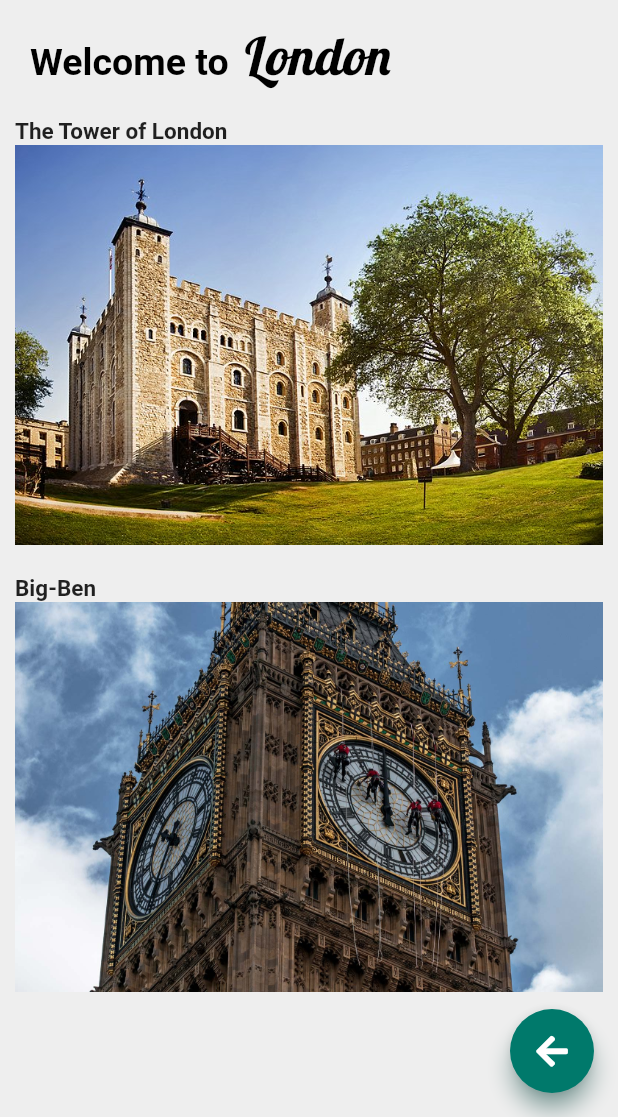
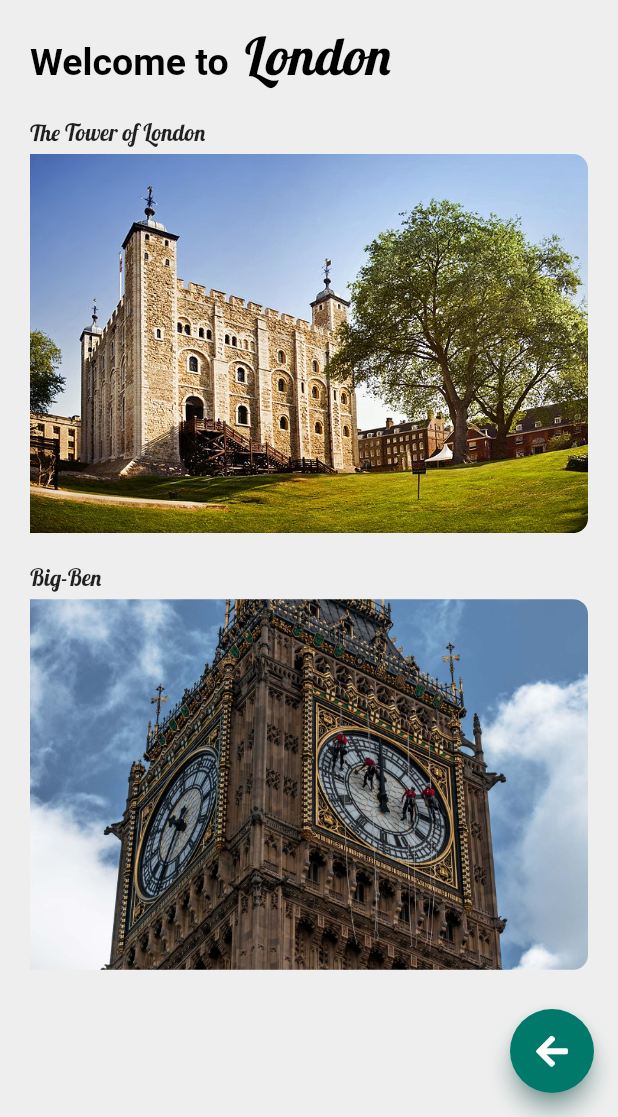
Before and after one commit to binayakbishnu/Travelmigo_App, a Flutter app: the PlacesDetailsPage screen opened directly with sample values from the repository, on a phone screen of 412 x 824 dp, the part 119-1236 px from its top. Run offline on Flutter 3.47's test engine with Material 2 defaults, Android fonts, the phone set to English and light mode, and no system bars; our stand-ins replace firebase_auth, firebase_core, flutter_spinkit, font_awesome_flutter; accounts and stored records are empty.

Commit message:
pre-review touch-up

```diff
--- a/lib/data_sources/places.dart
+++ b/lib/data_sources/places.dart
@@ -32,13 +32,11 @@ List<Places> places = [
     desp: "Land of fashion, food and fine wine",
     details: detailsParis,
   ),
-
-  //TODO descriptions
   Places(
     pic: 'resources/images/cairo-1.jpg',
     city: "Cairo",
     country: "Egypt",
-    desp: "Inventore, quis distinctio! Suscipit!",
+    desp: "Pay a visit to the Sphinx!",
     details: detailsCairo,
   ),
   Places(
--- a/lib/data_sources/places_details.dart
+++ b/lib/data_sources/places_details.dart
@@ -15,7 +15,6 @@ class PlacesDetails {
   });
 }
 
-//TODO all details
 List<PlacesDetails> detailsLondon = [
   PlacesDetails(
     detailsPic: "resources/images/tower_of_london.jpg",
--- a/lib/screens/place_pages/details_page_places.dart
+++ b/lib/screens/place_pages/details_page_places.dart
@@ -94,27 +94,59 @@ class _PlacesDetailsPageState extends State<PlacesDetailsPage> {
               physics: ScrollPhysics(),
               itemBuilder: (BuildContext context, int index) {
                 PlacesDetails placedata = widget.placed.details[index];
-                return Column(
+                return Padding(
+                  padding: EdgeInsets.only(
+                    left: 10.0,
+                  ),
+                  child: Column(
                     mainAxisAlignment: MainAxisAlignment.start,
                     crossAxisAlignment: CrossAxisAlignment.start,
                     children: [
                       SizedBox(
                         height: 20.0,
                       ),
-                    Text(
+
+                      // !content
+                      Padding(
+                        padding: const EdgeInsets.only(
+                          bottom: 5.0,
+                        ),
+                        child: Text(
                           placedata.name,
                           style: TextStyle(
-                        fontWeight: FontWeight.bold,
+                            fontFamily: 'Lobster',
                             fontSize: 15.0,
+                            // placedata.name,
+                            // style: TextStyle(
+                            //   fontWeight: FontWeight.bold,
+                            //   fontSize: 15.0,
+                          ),
                         ),
                       ),
                       // Text(placedata.rate.toString()),
-                    Image(
+
+                      ClipRRect(
+                        // borderRadius: BorderRadius.circular(10.0),
+                        borderRadius: BorderRadius.only(
+                          topRight: Radius.circular(10.0),
+                          bottomRight: Radius.circular(10.0),
+                        ),
+                        child: Image(
                           image: AssetImage(placedata.detailsPic),
                           fit: BoxFit.cover,
+                          width: MediaQuery.of(context).size.width - 40,
                           //? to stretch image to fit whole box
                         ),
+                      ),
+
+                      /* Image(
+                        image: AssetImage(placedata.detailsPic),
+                        fit: BoxFit.cover,
+                        width: MediaQuery.of(context).size.width - 40,
+                        //? to stretch image to fit whole box
+                      ), */
                     ],
+                  ),
                 );
               },
             ),
--- a/lib/screens/profile/profile.dart
+++ b/lib/screens/profile/profile.dart
@@ -211,10 +211,8 @@ class _ProfileState extends State<Profile> {
                               ),
                             ),
                             TextSpan(
-                              // text: 'bishnu.binayak12@gmail.com',
                               //! email from firebase
-                              // text: userID(),
-                              text: 'abcd',
+                              text: userID(),
                               style: TextStyle(
                                 fontSize: 15.0,
                                 fontWeight: FontWeight.bold,
--- a/lib/screens/wrapper.dart
+++ b/lib/screens/wrapper.dart
@@ -8,9 +8,9 @@ class Wrapper extends StatelessWidget {
     // return Container(
     //   child: Text('Wrapper'),
     // );
-    // return Authenticate();
+    return Authenticate();
     //// return Home();
     //? Now going to home == going to NavigationWid
-    return NavBase();
+    // return NavBase();
   }
 }
```
Lines whose indentation alone changed are shown as unchanged.
